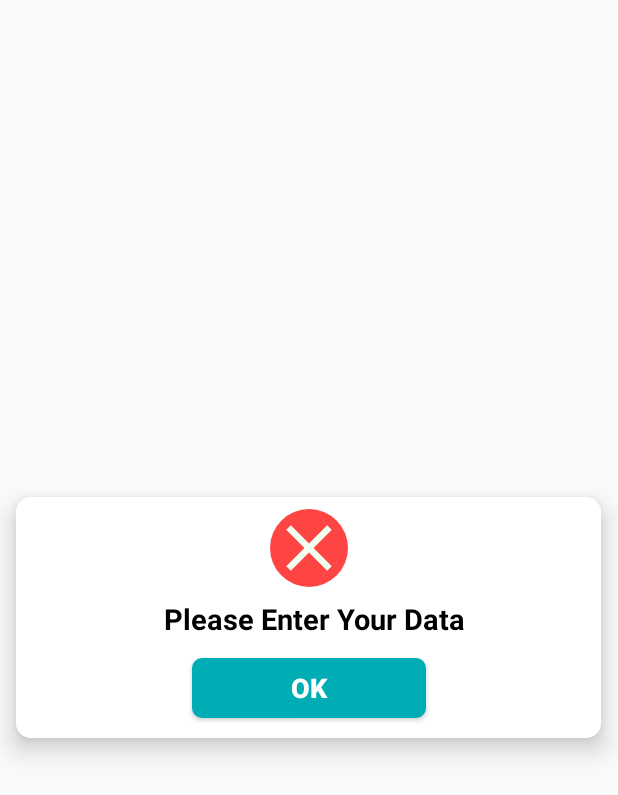
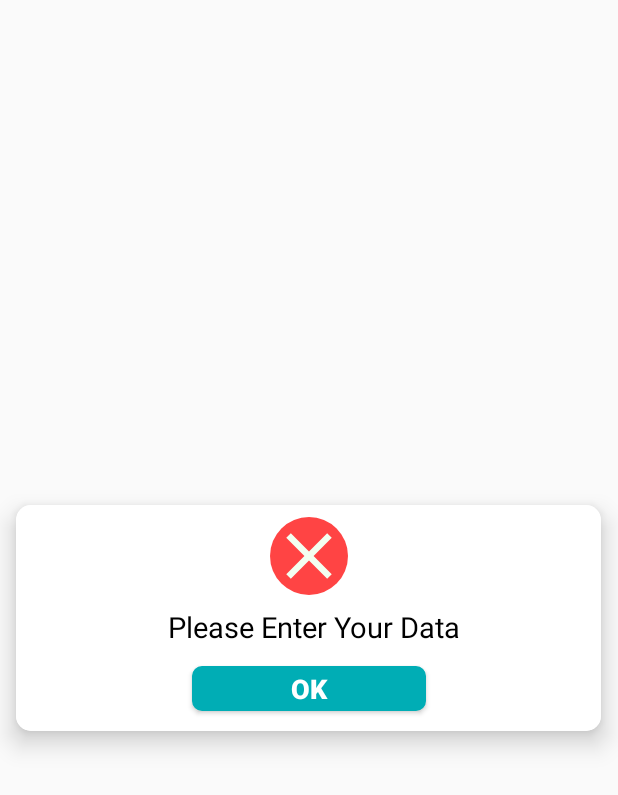
Before and after one commit to h4775346/Sakeny3, an Android app: the layout wrong_input_message.xml on its own in the app's theme, with its tools: preview values and no code run, on a phone screen of 412 x 824 dp. Shown: the top 795 px of the screen. Run offline under Robolectric (Android 15) with nearby library versions, the phone set to English and light mode, and no system bars; plain views replace CircularImageView.

```diff
--- a/app/src/main/res/layout/wrong_input_message.xml
+++ b/app/src/main/res/layout/wrong_input_message.xml
@@ -47,7 +47,7 @@
                 android:paddingHorizontal="@dimen/_10sdp"
                 android:text="Please Enter Your Data"
                 android:textSize="@dimen/_15sdp"
-                android:textStyle="bold"
+
                 app:layout_constraintBottom_toTopOf="@+id/btn_finish"
                 app:layout_constraintEnd_toEndOf="parent"
                 app:layout_constraintStart_toStartOf="parent"
@@ -61,7 +61,7 @@
             <Button
                 android:id="@+id/btn_finish"
                 android:layout_width="0dp"
-                android:layout_height="40sp"
+                android:layout_height="30sp"
                 app:layout_constraintWidth_percent=".4"
 
 
```
